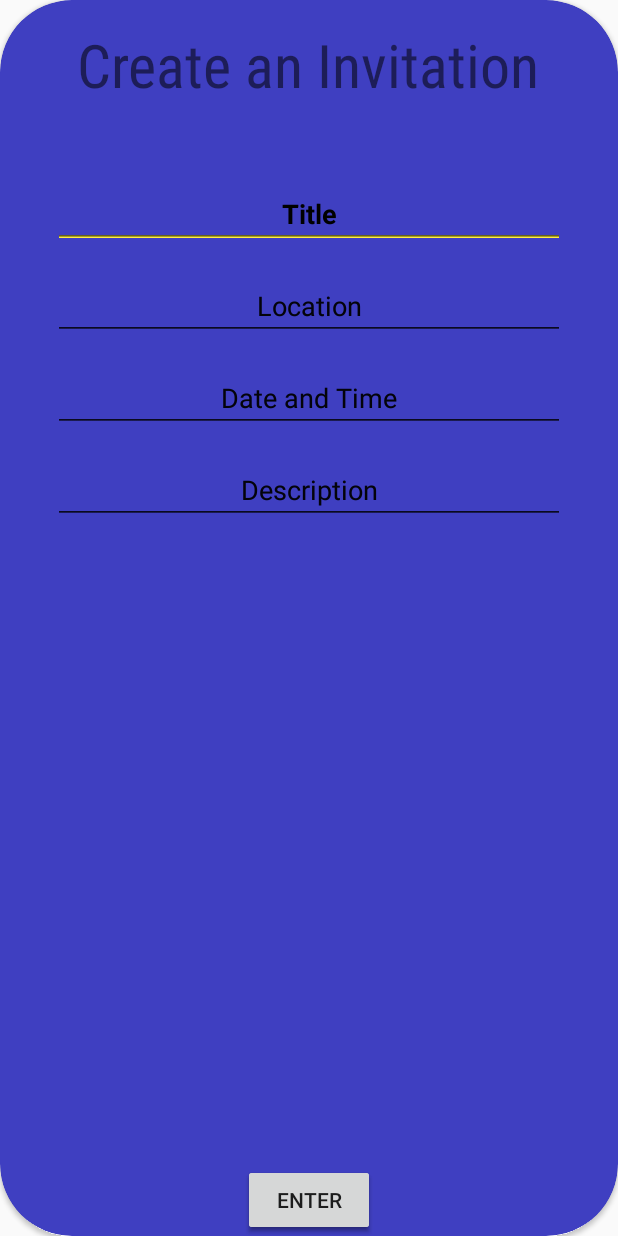
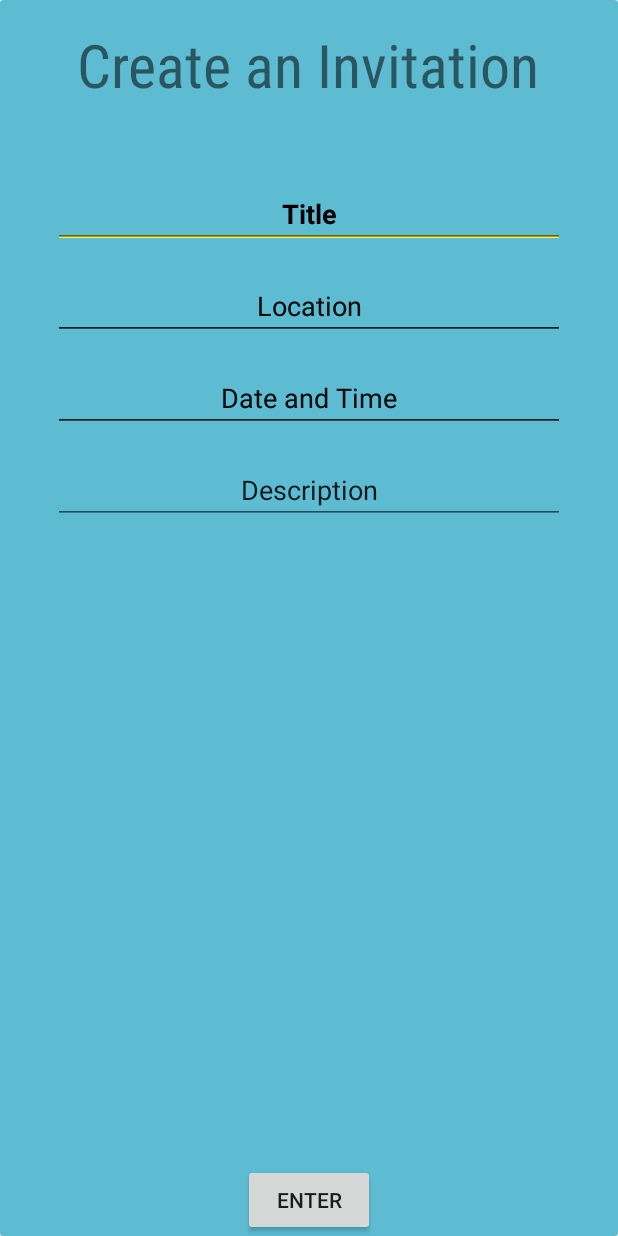
Before and after one commit to ProjectLocus/JoinMe, an Android app: the layout fragment_invite_create.xml on its own in the app's theme, with its tools: preview values and no code run, on a phone screen of 412 x 824 dp. Run offline under Robolectric (Android 15) with nearby library versions, the phone set to English and light mode, and no system bars.

Commit message:
fixing circle view

```diff
--- a/app/build.gradle
+++ b/app/build.gradle
@@ -46,10 +46,6 @@ dependencies {
     implementation 'com.android.support:cardview-v7:28.0.0'
 
 
-
-
-    //*NOTICE* ADDED PICASSO PLEASE *NOTICE*
-    implementation 'com.squareup.picasso:picasso:2.71828'
     annotationProcessor "android.arch.persistence.room:compiler:1.1.1"
     testImplementation "android.arch.persistence.room:testing:1.1.1"
     androidTestImplementation 'com.android.support.test.espresso:espresso-core:3.0.2'
--- a/app/src/main/java/edu/cnm/deepdive/joinme/view/CircleMenuView.java
+++ b/app/src/main/java/edu/cnm/deepdive/joinme/view/CircleMenuView.java
@@ -36,7 +36,7 @@ import java.util.List;
 //todo: give attribution to https://github.com/Ramotion/circle-menu-android/blob/master/circle-menu/src/main/java/com/ramotion/circlemenu/CircleMenuView.java
 public class CircleMenuView extends FrameLayout {
 
-  private static final int DEFAULT_BUTTON_SIZE = 56;
+  private static final int DEFAULT_BUTTON_SIZE = 75;
   private static final float DEFAULT_DISTANCE = DEFAULT_BUTTON_SIZE * 1.5f;
   private static final float DEFAULT_RING_SCALE_RATIO = 1.3f;
   private static final float DEFAULT_CLOSE_ICON_ALPHA = 0.3f;
--- a/app/src/main/res/layout/fragment_invite_create.xml
+++ b/app/src/main/res/layout/fragment_invite_create.xml
@@ -3,8 +3,8 @@
     xmlns:app="http://schemas.android.com/apk/res-auto"
     android:layout_width="match_parent"
     android:layout_height="wrap_content"
-    app:cardBackgroundColor="@color/colorPrimary"
-    app:cardCornerRadius="48dp">
+    app:cardBackgroundColor="@color/background"
+   >
 
   <RelativeLayout
 
@@ -21,7 +21,8 @@
         android:fontFamily="sans-serif-condensed"
         android:text="Create an Invitation"
         android:textAlignment="center"
-        android:textSize="40sp" />
+        android:textSize="40sp"
+        android:typeface="sans" />
 
   <EditText
     android:id="@+id/et_invitation_create_title"
@@ -111,24 +112,6 @@
         android:layout_centerHorizontal="true"
         android:layout_marginBottom="72dp"
         android:text="Enter" />
-  <EditText
-    android:id="@+id/et_invitation_create_description"
-    android:layout_width="wrap_content"
-    android:layout_height="wrap_content"
-    android:layout_below="@+id/et_invitation_create_date"
-    android:layout_marginTop="8dp"
-    android:layout_centerHorizontal="true"
-    android:ems="16"
-    android:hint="Description"
-    android:gravity="center"/>
-  <Button
-    android:id="@+id/bt_invitation_done"
-    android:layout_width="wrap_content"
-    android:layout_height="wrap_content"
-    android:layout_marginBottom="72dp"
-    android:layout_alignParentBottom="true"
-    android:layout_centerHorizontal="true"
-    android:text="Enter"/>
 
   </RelativeLayout>
 </android.support.v7.widget.CardView>
--- a/app/src/main/res/layout/fragment_main_screen_ar.xml
+++ b/app/src/main/res/layout/fragment_main_screen_ar.xml
@@ -1,25 +1,24 @@
 <?xml version="1.0" encoding="utf-8"?>
-<android.support.constraint.ConstraintLayout
-  xmlns:android="http://schemas.android.com/apk/res/android"
+<android.support.constraint.ConstraintLayout xmlns:android="http://schemas.android.com/apk/res/android"
     xmlns:app="http://schemas.android.com/apk/res-auto"
-  android:layout_gravity="center"
     android:layout_width="match_parent"
     android:layout_height="match_parent"
+    android:layout_gravity="center"
     android:background="@color/background">
 
     <edu.cnm.deepdive.joinme.view.CircleMenuView
         android:id="@+id/cm_fragmainscreen_menu"
         android:layout_width="wrap_content"
         android:layout_height="wrap_content"
+        android:layout_marginStart="8dp"
         android:layout_marginTop="8dp"
+        android:layout_marginEnd="8dp"
         android:layout_marginBottom="8dp"
-    android:layout_marginStart="8dp"
-    android:layout_marginEnd="8dp"
         app:button_colors="@array/colors"
         app:button_icons="@array/icons"
         app:layout_constraintBottom_toBottomOf="parent"
         app:layout_constraintEnd_toEndOf="parent"
         app:layout_constraintStart_toStartOf="parent"
-    app:layout_constraintTop_toTopOf="parent"/>
+        app:layout_constraintTop_toTopOf="parent" />
 
 </android.support.constraint.ConstraintLayout>
--- a/app/src/main/res/layout/fragment_user_profile_ar.xml
+++ b/app/src/main/res/layout/fragment_user_profile_ar.xml
@@ -1,7 +1,6 @@
 <?xml version="1.0" encoding="utf-8"?>
 <RelativeLayout
   xmlns:android="http://schemas.android.com/apk/res/android"
-  xmlns:app="http://schemas.android.com/apk/res-auto"
   android:layout_width="match_parent"
   android:layout_height="match_parent">
 
--- a/app/src/main/res/values/buttons.xml
+++ b/app/src/main/res/values/buttons.xml
@@ -8,7 +8,7 @@
     <item>@drawable/ic_person_white</item>
   </array>
   <array name="colors">
-    <item>@android:color/holo_blue_light</item>
+    <item>@color/colorPrimary</item>
     <item>@android:color/holo_green_dark</item>
     <item>@android:color/holo_red_light</item>
     <item>@android:color/holo_purple</item>
--- a/app/src/main/res/values/colors.xml
+++ b/app/src/main/res/values/colors.xml
@@ -15,4 +15,5 @@
     <color name="shuttlePurple">#bb4bbf</color>
     <color name="lightGray">#d2d2d2</color>
     <color name="background">#5DBCD2</color>
+    <color name="joinmeColor">#488AFF</color>
 </resources>
```
Lines whose indentation alone changed are shown as unchanged.
